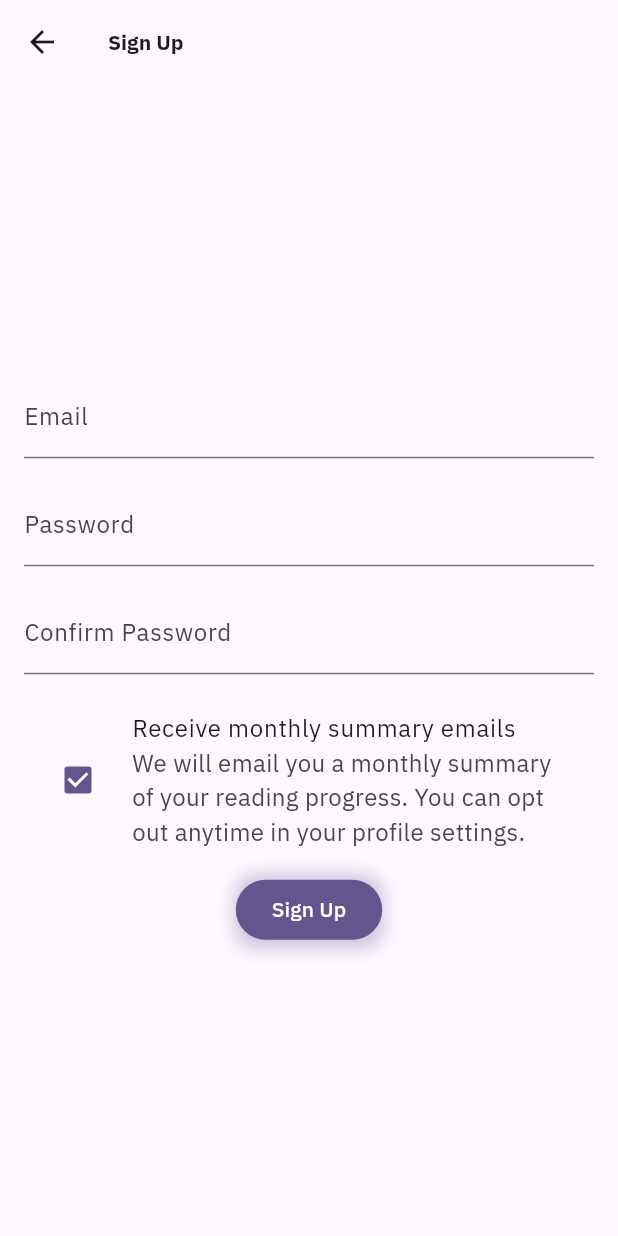
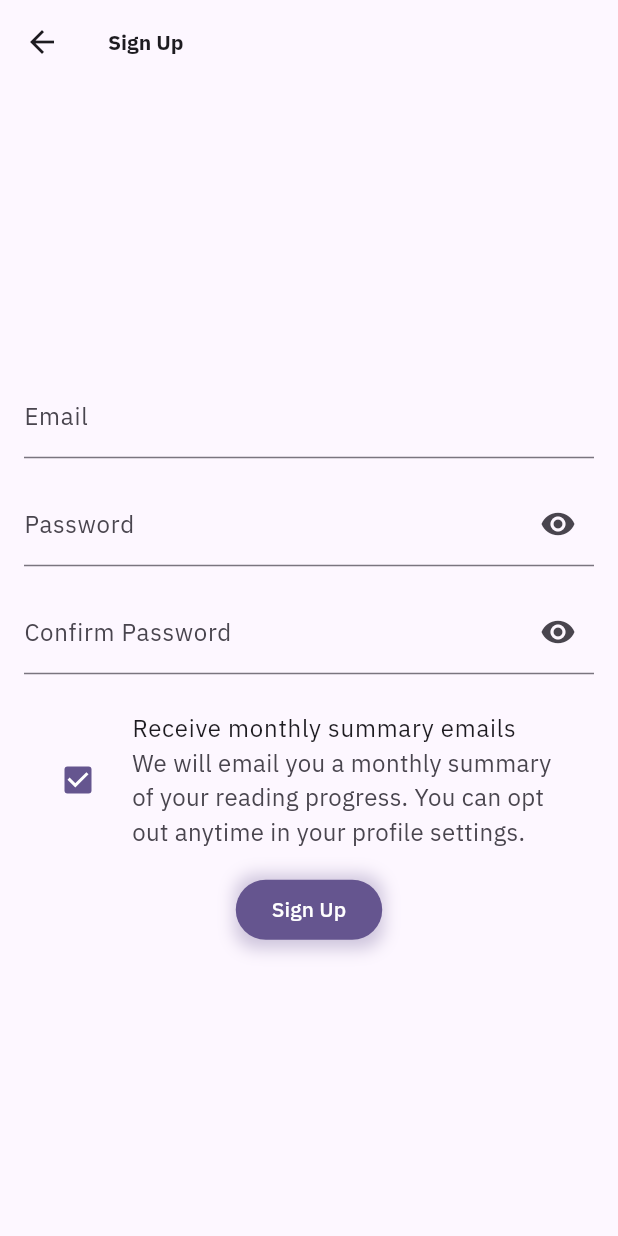
Before and after one commit to Shir0o/bible-read, a Flutter app: the SignupPage screen opened directly, on a phone screen of 412 x 824 dp. Run offline on Flutter 3.47's test engine with Material 3 defaults, Android fonts, the phone set to English and light mode, and no system bars; our stand-ins replace cached_network_image, cloud_firestore, cloud_functions, custom_refresh_indicator, firebase_auth, firebase_core and 11 more; missing offline and left inert: firebase_app_check; accounts and stored records are empty.

Commit message:
🎨 Palette: Add password visibility toggle
Added a visibility toggle icon to the password fields in Login and Signup forms. This improves UX by allowing users to check their input. The toggle is accessible via semantics and tooltip.

- Modified `LoginForm` and `SignupForm` to include visibility state and toggle button.
- Updated `login_form_test.dart` and `signup_form_test.dart` to verify functionality and accessibility.
- Used `SemanticsData` in tests to avoid deprecated APIs.

```diff
--- a/lib/widgets/signup_form.dart
+++ b/lib/widgets/signup_form.dart
@@ -1,7 +1,6 @@
 import 'package:cloud_firestore/cloud_firestore.dart';
 import 'package:firebase_auth/firebase_auth.dart';
 import 'package:flutter/material.dart';
-import 'package:flutter/foundation.dart';
 import 'dart:async';
 import '../services/error_logger.dart';
 import 'animated_action_button.dart';
@@ -45,6 +44,8 @@ class _SignupFormState extends State<SignupForm> {
   final TextEditingController _confirmController = TextEditingController();
   bool _loading = false;
   bool _monthlySummaryEnabled = true;
+  bool _isPasswordVisible = false;
+  bool _isConfirmPasswordVisible = false;
 
   Future<void> _handleSignupError(Object error, StackTrace stackTrace) async {
     await ErrorLogger.log(error, stackTrace);
@@ -135,8 +136,23 @@ class _SignupFormState extends State<SignupForm> {
             controller: _passwordController,
             autofillHints: const [AutofillHints.newPassword],
             textInputAction: TextInputAction.next,
-            decoration: const InputDecoration(labelText: 'Password'),
-            obscureText: true,
+            decoration: InputDecoration(
+              labelText: 'Password',
+              suffixIcon: IconButton(
+                tooltip: _isPasswordVisible ? 'Hide password' : 'Show password',
+                icon: Icon(
+                  _isPasswordVisible
+                      ? Icons.visibility_off
+                      : Icons.visibility,
+                ),
+                onPressed: () {
+                  setState(() {
+                    _isPasswordVisible = !_isPasswordVisible;
+                  });
+                },
+              ),
+            ),
+            obscureText: !_isPasswordVisible,
           ),
           const SizedBox(height: 16),
           TextField(
@@ -145,8 +161,25 @@ class _SignupFormState extends State<SignupForm> {
             autofillHints: const [AutofillHints.newPassword],
             textInputAction: TextInputAction.done,
             onSubmitted: (_) => _submit(),
-            decoration: const InputDecoration(labelText: 'Confirm Password'),
-            obscureText: true,
+            decoration: InputDecoration(
+              labelText: 'Confirm Password',
+              suffixIcon: IconButton(
+                tooltip: _isConfirmPasswordVisible
+                    ? 'Hide password'
+                    : 'Show password',
+                icon: Icon(
+                  _isConfirmPasswordVisible
+                      ? Icons.visibility_off
+                      : Icons.visibility,
+                ),
+                onPressed: () {
+                  setState(() {
+                    _isConfirmPasswordVisible = !_isConfirmPasswordVisible;
+                  });
+                },
+              ),
+            ),
+            obscureText: !_isConfirmPasswordVisible,
           ),
           const SizedBox(height: 16),
           CheckboxListTile(
```
Also changed, not shown: lib/widgets/login_form.dart (+18 -2 lines), 3 other files.
